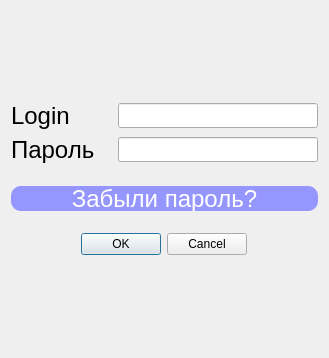
Old version of the form auth.ui in the repository Maxwolv67/year_project.
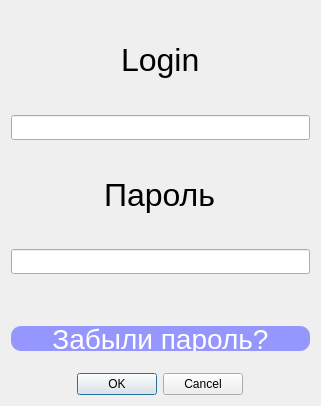
New version of the form.

```diff
--- a/auth.ui
+++ b/auth.ui
@@ -6,8 +6,8 @@
    <rect>
     <x>0</x>
     <y>0</y>
-    <width>329</width>
-    <height>358</height>
+    <width>321</width>
+    <height>406</height>
    </rect>
   </property>
   <property name="windowTitle">
@@ -16,20 +16,20 @@
   <layout class="QGridLayout" name="gridLayout">
    <item row="0" column="0">
     <layout class="QVBoxLayout" name="verticalLayout">
-     <item>
-      <layout class="QHBoxLayout" name="horizontalLayout">
-       <item>
+     <item alignment="Qt::AlignHCenter">
         <widget class="QLabel" name="label">
          <property name="font">
           <font>
-           <pointsize>18</pointsize>
+         <pointsize>24</pointsize>
           </font>
          </property>
          <property name="text">
-          <string>Login   </string>
+        <string>Login</string>
          </property>
         </widget>
        </item>
+     <item>
+      <layout class="QHBoxLayout" name="horizontalLayout">
        <item>
         <widget class="QLineEdit" name="login_label">
          <property name="minimumSize">
@@ -40,21 +40,36 @@
          </property>
          <property name="maximumSize">
           <size>
-           <width>200</width>
+           <width>99999</width>
            <height>25</height>
           </size>
          </property>
+         <property name="font">
+          <font>
+           <pointsize>18</pointsize>
+          </font>
+         </property>
+         <property name="styleSheet">
+          <string notr="true"/>
+         </property>
+         <property name="inputMask">
+          <string/>
+         </property>
+         <property name="text">
+          <string/>
+         </property>
+         <property name="maxLength">
+          <number>32767</number>
+         </property>
         </widget>
        </item>
       </layout>
      </item>
-     <item>
-      <layout class="QHBoxLayout" name="horizontalLayout_2">
-       <item>
+     <item alignment="Qt::AlignHCenter">
         <widget class="QLabel" name="label_2">
          <property name="font">
           <font>
-           <pointsize>18</pointsize>
+         <pointsize>24</pointsize>
           </font>
          </property>
          <property name="text">
@@ -63,6 +78,8 @@
         </widget>
        </item>
        <item>
+      <layout class="QHBoxLayout" name="horizontalLayout_2">
+       <item>
         <widget class="QLineEdit" name="password_label">
          <property name="minimumSize">
           <size>
@@ -72,22 +89,50 @@
          </property>
          <property name="maximumSize">
           <size>
-           <width>200</width>
+           <width>9999</width>
            <height>25</height>
           </size>
          </property>
+         <property name="font">
+          <font>
+           <pointsize>18</pointsize>
+          </font>
+         </property>
+         <property name="inputMask">
+          <string/>
+         </property>
+         <property name="text">
+          <string notr="true"/>
+         </property>
+         <property name="maxLength">
+          <number>32767</number>
+         </property>
+         <property name="echoMode">
+          <enum>QLineEdit::Password</enum>
+         </property>
         </widget>
        </item>
       </layout>
      </item>
      <item>
-      <widget class="QLabel" name="label_3">
+      <widget class="QLabel" name="error_label">
+       <property name="minimumSize">
+        <size>
+         <width>0</width>
+         <height>40</height>
+        </size>
+       </property>
        <property name="maximumSize">
         <size>
          <width>16777215</width>
          <height>10</height>
         </size>
        </property>
+       <property name="font">
+        <font>
+         <pointsize>18</pointsize>
+        </font>
+       </property>
        <property name="text">
         <string/>
        </property>
@@ -103,7 +148,7 @@
        </property>
        <property name="font">
         <font>
-         <pointsize>18</pointsize>
+         <pointsize>21</pointsize>
         </font>
        </property>
        <property name="styleSheet">
```
Lines whose indentation alone changed are shown as unchanged.
